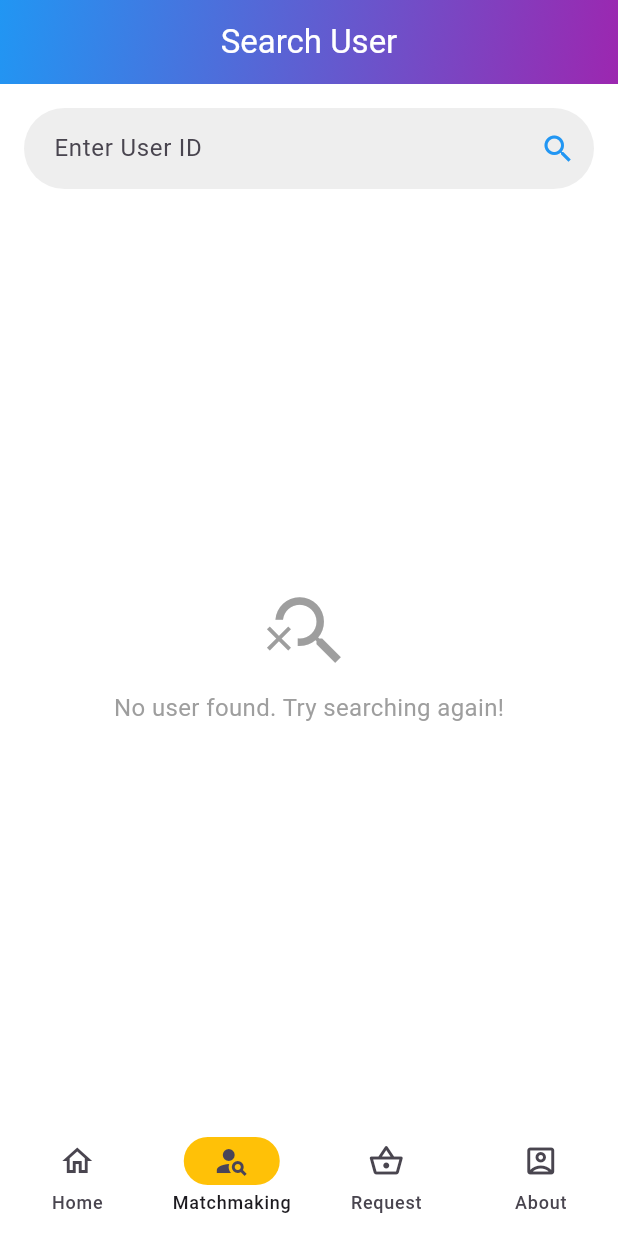
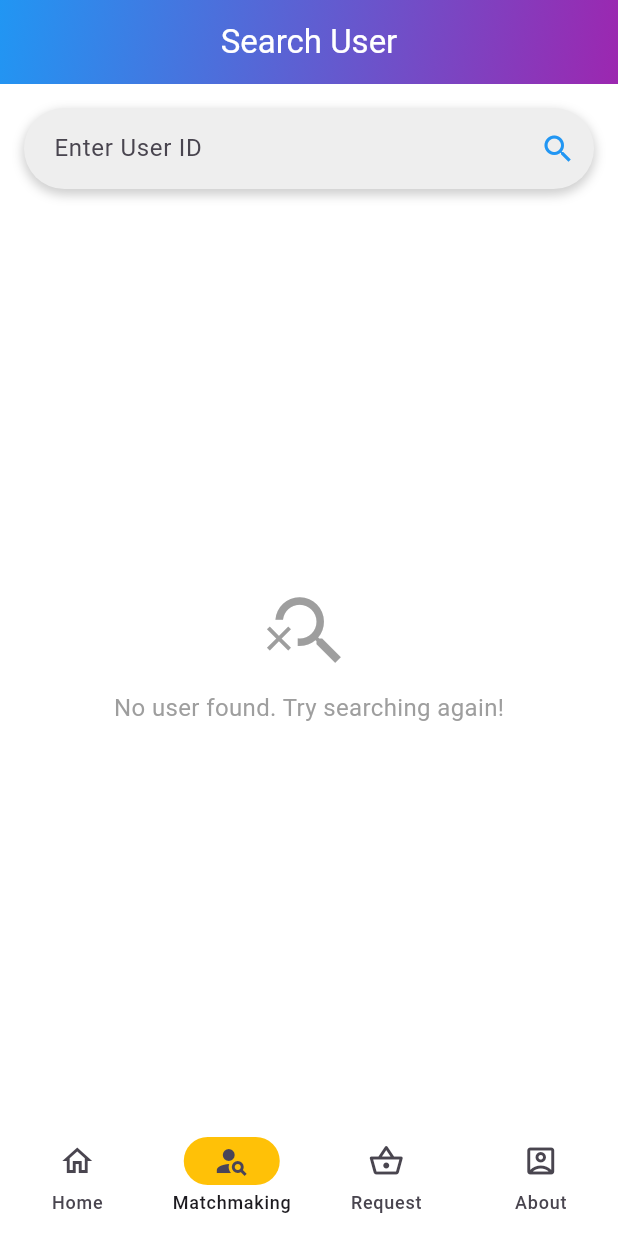
Before and after one commit to hisushanta/playgo, a Flutter app: the screen it shows once a user with an empty profile is signed in, item 2 of the bottom bar chosen, on a phone screen of 412 x 824 dp. Run offline on Flutter 3.47's test engine with Material 3 defaults, Android fonts, the phone set to English and light mode, and no system bars; our stand-ins replace cloud_firestore, firebase_auth, firebase_core, firebase_storage, google_fonts, image_picker and 2 more; missing offline and left inert: firebase_ui_auth; accounts and stored records are empty; statements that could not run were skipped.

Commit message:
search user page is modifyed

```diff
--- a/playgo/lib/pages/search_user.dart
+++ b/playgo/lib/pages/search_user.dart
@@ -68,7 +68,11 @@ class _SearchPageState extends State<SearchPage> {
 
   Future<void> _sendMatchRequest(String entryPrice, String duration) async {
     if (_foundUser == null) return;
-
+    if(double.parse(entryPrice) > double.parse(info!.userProfile[userId]!['fund'])){
+      ScaffoldMessenger.of(context).showSnackBar(
+        SnackBar(content: Text('Your fund is low.')),
+      );
+    } else{
       final success = await info!.sendMatchRequest(
         userId,
         _foundUser!['id'],
@@ -76,7 +80,6 @@ class _SearchPageState extends State<SearchPage> {
         entryPrice,
         _selectedBoardSize, // Pass the selected board size
       );
-
       if (success) {
         ScaffoldMessenger.of(context).showSnackBar(
           SnackBar(content: Text('Match request sent!')),
@@ -85,6 +88,7 @@ class _SearchPageState extends State<SearchPage> {
         ScaffoldMessenger.of(context).showSnackBar(
           SnackBar(content: Text('Failed to send match request.')),
         );
+      }
     }
   }
 
@@ -114,10 +118,19 @@ class _SearchPageState extends State<SearchPage> {
           child: Column(
             children: [
               // Search Bar
-              Container(
+              AnimatedContainer(
+                duration: Duration(milliseconds: 300),
                 decoration: BoxDecoration(
                   borderRadius: BorderRadius.circular(30),
                   color: Colors.grey[200],
+                  boxShadow: [
+                    BoxShadow(
+                      color: Colors.grey.withOpacity(0.5),
+                      spreadRadius: 1,
+                      blurRadius: 5,
+                      offset: Offset(0, 3),
+                    ),
+                  ],
                 ),
                 child: TextField(
                   controller: _searchController,
@@ -378,7 +391,8 @@ class _SearchPageState extends State<SearchPage> {
           _selectedBoardSize = size;
         });
       },
-      child: Container(
+      child: AnimatedContainer(
+        duration: Duration(milliseconds: 300),
         padding: EdgeInsets.symmetric(horizontal: 20, vertical: 10),
         decoration: BoxDecoration(
           color: _selectedBoardSize == size ? Colors.white : Colors.white.withOpacity(0.2),
```
Lines whose indentation alone changed are shown as unchanged.
